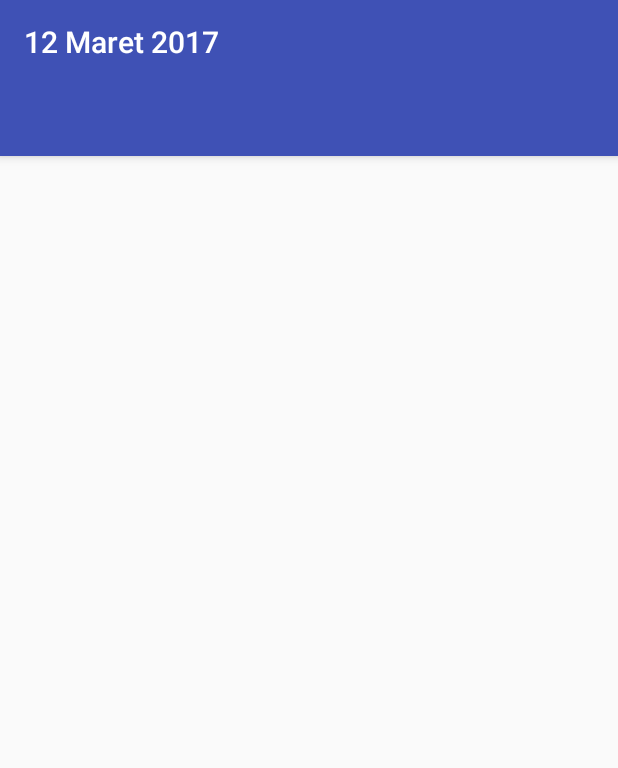
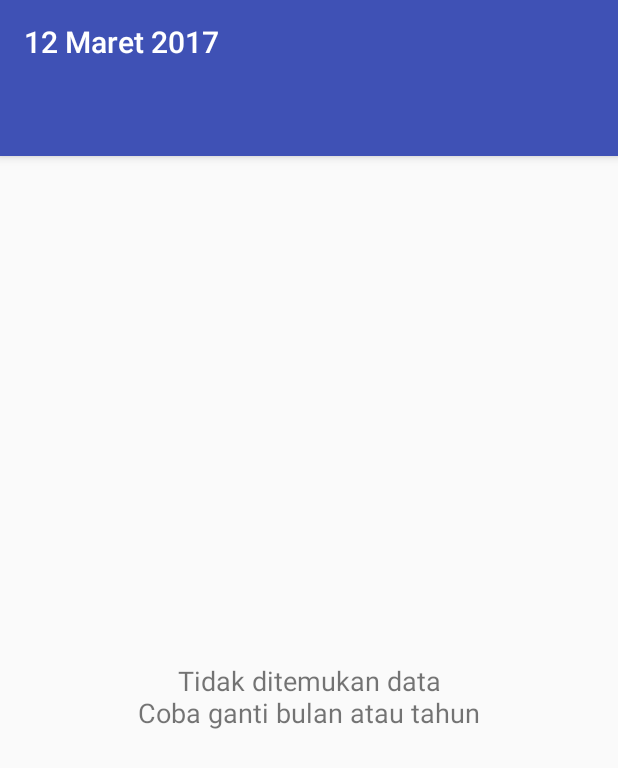
Before and after one commit to udines/prtmnmagang, an Android app: the layout activity_matbal.xml on its own in the app's theme, with its tools: preview values and no code run, on a phone screen of 412 x 824 dp. Shown: the top 768 px of the screen. Run offline under Robolectric (Android 15) with nearby library versions, the phone set to English and light mode, and no system bars.

Commit message:
Handle Kekosongan Data Matbal
handle jika arraylist kosong maka menampilkan teks peringatan jika tidak kosong maka tampilkan tab dan seisinya.

```diff
--- a/app/src/main/res/layout/content_matbal.xml
+++ b/app/src/main/res/layout/content_matbal.xml
@@ -11,6 +11,19 @@
     <android.support.v4.view.ViewPager
         android:layout_width="match_parent"
         android:layout_height="match_parent"
+        android:visibility="gone"
         android:id="@+id/matbal_viewpager"/>
 
+    <TextView
+        android:layout_width="wrap_content"
+        android:layout_height="wrap_content"
+        android:textSize="18sp"
+        android:textAlignment="center"
+        android:id="@+id/matbal_empty_text"
+        app:layout_constraintStart_toStartOf="parent"
+        app:layout_constraintEnd_toEndOf="parent"
+        app:layout_constraintTop_toTopOf="parent"
+        app:layout_constraintBottom_toBottomOf="parent"
+        android:text="Tidak ditemukan data\nCoba ganti bulan atau tahun"/>
+
 </android.support.constraint.ConstraintLayout>
```
Also changed, not shown: app/src/main/java/com/pertamina/pertaminatuban/distribusi/MatbalActivity.java (+42 -8 lines).
